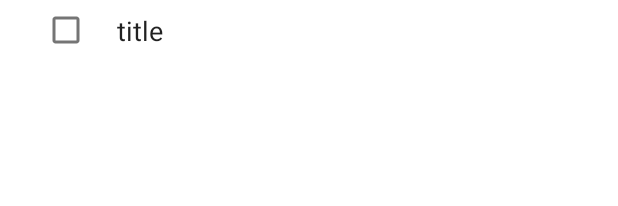
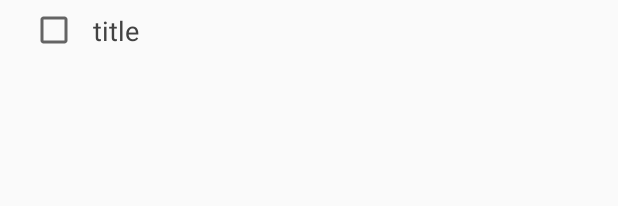
Before and after one commit to asukim2020/ToDoListProject, an Android app: the layout item_to_do_default.xml on its own in the app's theme, with its tools: preview values and no code run, on a phone screen of 412 x 824 dp. Shown: the top 206 px of the screen. Run offline under Robolectric (Android 15) with nearby library versions, the phone set to English and light mode, and no system bars.

Commit message:
컬러 조정

```diff
--- a/app/src/main/res/layout/item_to_do_add.xml
+++ b/app/src/main/res/layout/item_to_do_add.xml
@@ -13,7 +13,7 @@
         android:layout_width="wrap_content"
         android:layout_height="wrap_content"
         android:src="@drawable/ic_icon_add_24"
-        android:layout_marginStart="20dp"
+        android:layout_marginStart="24dp"
         app:tint="@color/lightGray"
         app:layout_constraintTop_toTopOf="parent"
         app:layout_constraintBottom_toBottomOf="parent"
--- a/app/src/main/res/layout/item_to_do_default.xml
+++ b/app/src/main/res/layout/item_to_do_default.xml
@@ -18,6 +18,7 @@
         android:text="title"
         android:layout_width="0dp"
         android:layout_height="wrap_content"
+        android:textColor="@color/font"
         android:layout_marginStart="10dp"
         android:layout_marginEnd="10dp"
         app:layout_constraintTop_toTopOf="parent"
--- a/app/src/main/res/values/colors.xml
+++ b/app/src/main/res/values/colors.xml
@@ -1,5 +1,9 @@
 <?xml version="1.0" encoding="utf-8"?>
 <resources>
+    <color name="colorPrimary">@android:color/transparent</color>
+    <color name="colorPrimaryDark">@android:color/transparent</color>
+    <color name="colorAccent">#4179F0</color>
+
     <color name="purple_200">#FFBB86FC</color>
     <color name="purple_500">#FF6200EE</color>
     <color name="purple_700">#FF3700B3</color>
@@ -10,4 +14,8 @@
     <color name="lightGray">#757575</color>
     <color name="red">#bbdc143c</color>
     <color name="background">#FAFAFA</color>
+
+    <color name="font">#424242</color>
+    <color name="lightFont">#BDBDBD</color>
+    <color name="invertFont">#FAFAFA</color>
 </resources>
--- a/app/src/main/res/values/themes.xml
+++ b/app/src/main/res/values/themes.xml
@@ -1,16 +1,22 @@
 <resources xmlns:tools="http://schemas.android.com/tools">
     <!-- Base application theme. -->
-    <style name="Theme.ToDoListProject" parent="Theme.MaterialComponents.DayNight.DarkActionBar">
+    <style name="Theme.ToDoListProject" parent="Theme.AppCompat.Light.NoActionBar">
         <!-- Primary brand color. -->
-        <item name="colorPrimary">@color/purple_500</item>
-        <item name="colorPrimaryVariant">@color/purple_700</item>
-        <item name="colorOnPrimary">@color/white</item>
+        <item name="colorPrimary">@color/colorPrimary</item>
+        <item name="colorPrimaryDark">@color/colorPrimaryDark</item>
+        <item name="colorAccent">@color/colorAccent</item>
         <!-- Secondary brand color. -->
-        <item name="colorSecondary">@color/teal_200</item>
-        <item name="colorSecondaryVariant">@color/teal_700</item>
-        <item name="colorOnSecondary">@color/black</item>
+<!--        <item name="colorSecondary">@color/teal_200</item>-->
+<!--        <item name="colorSecondaryVariant">@color/teal_700</item>-->
+<!--        <item name="colorOnSecondary">@color/black</item>-->
         <!-- Status bar color. -->
         <item name="android:statusBarColor" tools:targetApi="l">?attr/colorPrimaryVariant</item>
         <!-- Customize your theme here. -->
     </style>
+
+    <style name="lightDialog" parent="Theme.AppCompat.Light.Dialog">
+        <item name="colorAccent">@color/colorAccent</item>
+        <item name="android:textColor">@color/colorAccent</item>
+        <item name="android:background">@color/background</item>
+    </style>
 </resources>
```
Also changed, not shown: app/src/main/java/com/asusoft/todolistproject/activity/ToDoItemActivity.kt (+12 -1 lines), app/src/main/java/com/asusoft/todolistproject/extension/ExtensionActivity.kt (added, +29 -0 lines), app/src/main/java/com/asusoft/todolistproject/recyclerview/todoitem/ToDoItemHolder.kt (+10 -0 lines), app/src/main/res/layout/activity_to_do_item.xml (+33 -1 lines).
